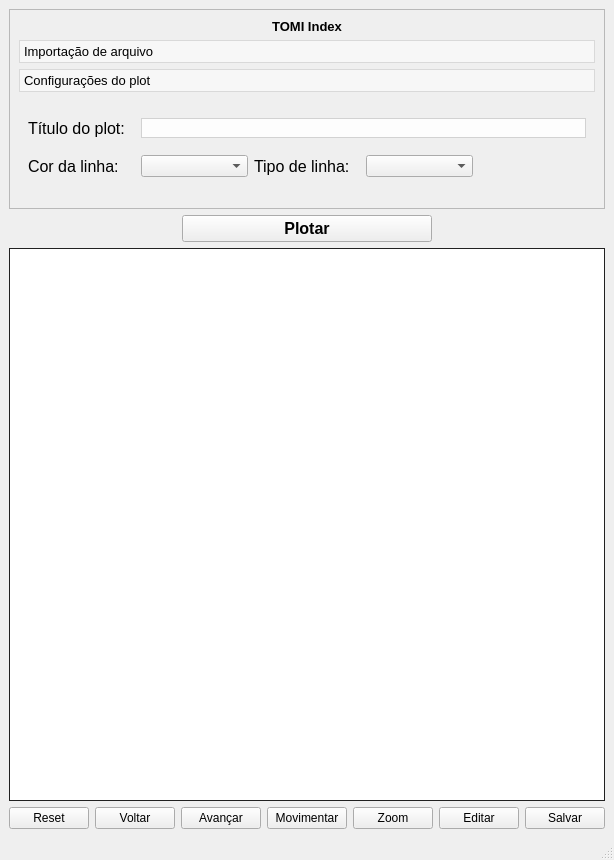
First picture: the form in tomiUI.ui, repository albano-a/onyx, before the edit.
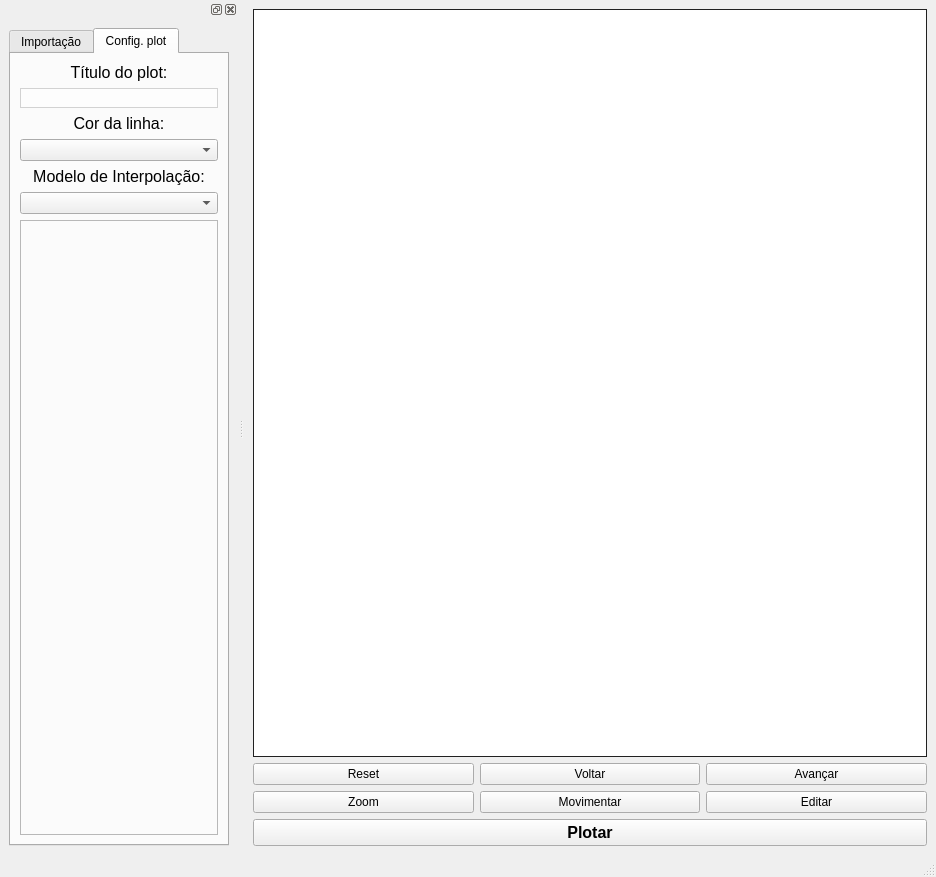
Second picture: the form after the edit. The open tabs and pages were chosen to show the change. Icons and pictures are not drawn.

```diff
--- a/tomiUI.ui
+++ b/tomiUI.ui
@@ -6,32 +6,34 @@
    <rect>
     <x>0</x>
     <y>0</y>
-    <width>598</width>
-    <height>860</height>
+    <width>936</width>
+    <height>877</height>
    </rect>
   </property>
   <property name="windowTitle">
    <string>MainWindow</string>
   </property>
-  <property name="windowIcon">
-   <iconset>
-    <normaloff>tomi_icon.png</normaloff>tomi_icon.png</iconset>
-  </property>
   <widget class="QWidget" name="centralwidget">
-   <layout class="QVBoxLayout" name="verticalLayout">
+   <layout class="QVBoxLayout" name="verticalLayout_4">
     <item>
      <widget class="QFrame" name="frame">
+      <property name="sizePolicy">
+       <sizepolicy hsizetype="Expanding" vsizetype="Expanding">
+        <horstretch>0</horstretch>
+        <verstretch>0</verstretch>
+       </sizepolicy>
+      </property>
       <property name="minimumSize">
        <size>
-        <width>580</width>
-        <height>200</height>
+        <width>0</width>
+        <height>0</height>
        </size>
       </property>
-      <property name="maximumSize">
-       <size>
-        <width>16777215</width>
-        <height>200</height>
-       </size>
+      <property name="styleSheet">
+       <string notr="true">QFrame {
+	border: 1px solid #212121;
+	background-color: #fff;
+}</string>
       </property>
       <property name="frameShape">
        <enum>QFrame::StyledPanel</enum>
@@ -39,127 +41,124 @@
       <property name="frameShadow">
        <enum>QFrame::Raised</enum>
       </property>
-      <layout class="QVBoxLayout" name="verticalLayout_3">
+     </widget>
+    </item>
+    <item>
+     <layout class="QGridLayout" name="gridLayout">
+      <item row="0" column="0">
+       <widget class="QPushButton" name="homeButton">
+        <property name="text">
+         <string>Reset</string>
+        </property>
+       </widget>
+      </item>
+      <item row="0" column="1">
+       <widget class="QPushButton" name="backButton">
+        <property name="text">
+         <string>Voltar</string>
+        </property>
+       </widget>
+      </item>
+      <item row="0" column="2">
+       <widget class="QPushButton" name="forwardButton">
+        <property name="text">
+         <string>Avançar</string>
+        </property>
+       </widget>
+      </item>
+      <item row="1" column="0">
+       <widget class="QPushButton" name="zoomButton">
+        <property name="text">
+         <string>Zoom</string>
+        </property>
+       </widget>
+      </item>
+      <item row="1" column="1">
+       <widget class="QPushButton" name="panButton">
+        <property name="text">
+         <string>Movimentar</string>
+        </property>
+       </widget>
+      </item>
+      <item row="1" column="2">
+       <widget class="QPushButton" name="editButton">
+        <property name="text">
+         <string>Editar</string>
+        </property>
+       </widget>
+      </item>
+     </layout>
+    </item>
+    <item>
+     <widget class="QPushButton" name="plotTOMIBtn">
+      <property name="minimumSize">
+       <size>
+        <width>0</width>
+        <height>0</height>
+       </size>
+      </property>
+      <property name="font">
+       <font>
+        <pointsize>12</pointsize>
+        <weight>75</weight>
+        <bold>true</bold>
+       </font>
+      </property>
+      <property name="text">
+       <string>Plotar</string>
+      </property>
+     </widget>
+    </item>
+   </layout>
+  </widget>
+  <widget class="QMenuBar" name="menubar">
+   <property name="geometry">
+    <rect>
+     <x>0</x>
+     <y>0</y>
+     <width>936</width>
+     <height>21</height>
+    </rect>
+   </property>
+  </widget>
+  <widget class="QStatusBar" name="statusbar"/>
+  <widget class="QDockWidget" name="dockWidget">
+   <property name="allowedAreas">
+    <set>Qt::LeftDockWidgetArea|Qt::RightDockWidgetArea</set>
+   </property>
+   <attribute name="dockWidgetArea">
+    <number>1</number>
+   </attribute>
+   <widget class="QWidget" name="dockWidgetContents">
+    <layout class="QVBoxLayout" name="verticalLayout_2">
+     <item>
+      <layout class="QVBoxLayout" name="verticalLayout">
        <item>
-        <widget class="QLabel" name="label">
-         <property name="text">
-          <string>&lt;html&gt;&lt;head/&gt;&lt;body&gt;&lt;p align=&quot;center&quot;&gt;&lt;span style=&quot; font-size:10pt; font-weight:600;&quot;&gt;TOMI Index&lt;/span&gt;&lt;/p&gt;&lt;/body&gt;&lt;/html&gt;</string>
-         </property>
-        </widget>
-       </item>
-       <item>
-        <widget class="QToolBox" name="toolBox">
-         <property name="enabled">
-          <bool>true</bool>
-         </property>
-         <property name="font">
-          <font>
-           <pointsize>10</pointsize>
-           <weight>50</weight>
-           <bold>false</bold>
-           <underline>false</underline>
-           <strikeout>false</strikeout>
-          </font>
-         </property>
-         <property name="styleSheet">
-          <string notr="true">QToolBox {
-	border: None;
-	border-radius: 15px;
-}
-
-QToolBox::Tab {
-	border: 1px solid #d9d9d9;
-	background-color: #f7f7f7;
-	border-radius: 15px;
-}</string>
-         </property>
-         <property name="frameShape">
-          <enum>QFrame::Panel</enum>
+        <widget class="QTabWidget" name="tabWidget">
+         <property name="minimumSize">
+          <size>
+           <width>220</width>
+           <height>0</height>
+          </size>
          </property>
          <property name="currentIndex">
           <number>0</number>
          </property>
-         <widget class="QWidget" name="fileImportTool">
-          <property name="geometry">
-           <rect>
-            <x>0</x>
-            <y>0</y>
-            <width>560</width>
-            <height>98</height>
-           </rect>
-          </property>
-          <attribute name="label">
-           <string>Importação de arquivo</string>
+         <widget class="QWidget" name="tab">
+          <attribute name="title">
+           <string>Importação</string>
           </attribute>
-          <layout class="QHBoxLayout" name="horizontalLayout">
+          <layout class="QVBoxLayout" name="verticalLayout_3">
            <item>
-            <layout class="QGridLayout" name="gridLayout">
-             <item row="0" column="1" colspan="2">
-              <widget class="QComboBox" name="fileTOMIComboBox">
-               <property name="font">
-                <font>
-                 <pointsize>12</pointsize>
-                </font>
-               </property>
-              </widget>
-             </item>
-             <item row="0" column="3">
-              <widget class="QPushButton" name="importFileBtn">
+            <layout class="QGridLayout" name="gridLayout_2">
+             <item row="8" column="0">
+              <widget class="QPushButton" name="exportDataButton">
                <property name="text">
-                <string>Importar</string>
+                <string>Exportar Dados</string>
                </property>
               </widget>
              </item>
-             <item row="0" column="0" alignment="Qt::AlignRight">
-              <widget class="QLabel" name="label_2">
-               <property name="font">
-                <font>
-                 <pointsize>12</pointsize>
-                </font>
-               </property>
-               <property name="text">
-                <string>Arquivo:</string>
-               </property>
-              </widget>
-             </item>
-             <item row="1" column="0" alignment="Qt::AlignRight">
-              <widget class="QLabel" name="label_3">
-               <property name="font">
-                <font>
-                 <pointsize>12</pointsize>
-                </font>
-               </property>
-               <property name="text">
-                <string>Tipo de arquivo:</string>
-               </property>
-              </widget>
-             </item>
-             <item row="1" column="2" alignment="Qt::AlignHCenter">
-              <widget class="QRadioButton" name="txtFileRadioButton">
-               <property name="font">
-                <font>
-                 <pointsize>12</pointsize>
-                </font>
-               </property>
-               <property name="text">
-                <string>.txt</string>
-               </property>
-               <property name="icon">
-                <iconset>
-                 <normaloff>J:/Universidade/GIECAR/mpanicon/txt.png</normaloff>J:/Universidade/GIECAR/mpanicon/txt.png</iconset>
-               </property>
-               <property name="iconSize">
-                <size>
-                 <width>32</width>
-                 <height>32</height>
-                </size>
-               </property>
-               <attribute name="buttonGroup">
-                <string notr="true">fileTOMIBtnGroup</string>
-               </attribute>
-              </widget>
-             </item>
-             <item row="1" column="3" alignment="Qt::AlignHCenter">
+             <item row="6" column="0" alignment="Qt::AlignHCenter">
               <widget class="QRadioButton" name="xlsxFileRadioButton">
                <property name="enabled">
                 <bool>false</bool>
@@ -187,7 +186,14 @@
                </attribute>
               </widget>
              </item>
-             <item row="1" column="1" alignment="Qt::AlignHCenter">
+             <item row="9" column="0">
+              <widget class="QPushButton" name="saveButton">
+               <property name="text">
+                <string>Salvar</string>
+               </property>
+              </widget>
+             </item>
+             <item row="4" column="0" alignment="Qt::AlignHCenter">
               <widget class="QRadioButton" name="csvFileRadioButton">
                <property name="sizeIncrement">
                 <size>
@@ -218,39 +224,119 @@
                </attribute>
               </widget>
              </item>
-            </layout>
-           </item>
-          </layout>
-         </widget>
-         <widget class="QWidget" name="plotConfigTool">
-          <property name="geometry">
-           <rect>
-            <x>0</x>
-            <y>0</y>
-            <width>560</width>
-            <height>98</height>
-           </rect>
-          </property>
-          <attribute name="label">
-           <string>Configurações do plot</string>
-          </attribute>
-          <layout class="QHBoxLayout" name="horizontalLayout_2">
-           <item>
-            <layout class="QGridLayout" name="gridLayout_2">
+             <item row="5" column="0" alignment="Qt::AlignHCenter">
+              <widget class="QRadioButton" name="txtFileRadioButton">
+               <property name="font">
+                <font>
+                 <pointsize>12</pointsize>
+                </font>
+               </property>
+               <property name="text">
+                <string>.txt</string>
+               </property>
+               <property name="icon">
+                <iconset>
+                 <normaloff>J:/Universidade/GIECAR/mpanicon/txt.png</normaloff>J:/Universidade/GIECAR/mpanicon/txt.png</iconset>
+               </property>
+               <property name="iconSize">
+                <size>
+                 <width>32</width>
+                 <height>32</height>
+                </size>
+               </property>
+               <attribute name="buttonGroup">
+                <string notr="true">fileTOMIBtnGroup</string>
+               </attribute>
+              </widget>
+             </item>
+             <item row="3" column="0" alignment="Qt::AlignHCenter">
+              <widget class="QLabel" name="label_3">
+               <property name="font">
+                <font>
+                 <pointsize>12</pointsize>
+                </font>
+               </property>
+               <property name="text">
+                <string>Tipo de arquivo:</string>
+               </property>
+              </widget>
+             </item>
+             <item row="1" column="0">
+              <widget class="QComboBox" name="fileTOMIComboBox">
+               <property name="font">
+                <font>
+                 <pointsize>12</pointsize>
+                </font>
+               </property>
+              </widget>
+             </item>
              <item row="0" column="0">
-              <widget class="QLabel" name="label_4">
+              <widget class="QLabel" name="label_2">
                <property name="font">
                 <font>
                  <pointsize>12</pointsize>
                 </font>
                </property>
                <property name="text">
-                <string>Título do plot:</string>
+                <string>&lt;html&gt;&lt;head/&gt;&lt;body&gt;&lt;p align=&quot;center&quot;&gt;Arquivo:&lt;/p&gt;&lt;/body&gt;&lt;/html&gt;</string>
                </property>
               </widget>
              </item>
-             <item row="0" column="1" colspan="4">
-              <widget class="QLineEdit" name="plotTitleInput">
+             <item row="2" column="0">
+              <widget class="QPushButton" name="importFileBtn">
+               <property name="text">
+                <string>Importar</string>
+               </property>
+              </widget>
+             </item>
+             <item row="7" column="0">
+              <widget class="QPushButton" name="plotTOMIBtn_2">
+               <property name="text">
+                <string>Plotar</string>
+               </property>
+              </widget>
+             </item>
+            </layout>
+           </item>
+           <item>
+            <widget class="QFrame" name="frame_2">
+             <property name="sizePolicy">
+              <sizepolicy hsizetype="Preferred" vsizetype="Expanding">
+               <horstretch>0</horstretch>
+               <verstretch>0</verstretch>
+              </sizepolicy>
+             </property>
+             <property name="frameShape">
+              <enum>QFrame::StyledPanel</enum>
+             </property>
+             <property name="frameShadow">
+              <enum>QFrame::Raised</enum>
+             </property>
+            </widget>
+           </item>
+          </layout>
+         </widget>
+         <widget class="QWidget" name="tab_2">
+          <attribute name="title">
+           <string>Config. plot</string>
+          </attribute>
+          <layout class="QVBoxLayout" name="verticalLayout_5">
+           <item>
+            <layout class="QGridLayout" name="gridLayout_5">
+             <item row="4" column="0" colspan="3">
+              <widget class="QLabel" name="label_10">
+               <property name="font">
+                <font>
+                 <pointsize>12</pointsize>
+                </font>
+               </property>
+               <property name="text">
+                <string>&lt;html&gt;&lt;head/&gt;&lt;body&gt;&lt;p align=&quot;center&quot;&gt;Modelo de Interpolação:&lt;/p&gt;&lt;/body&gt;&lt;/html&gt;</string>
+               </property>
+              </widget>
+             </item>
+             <item row="1" column="0" colspan="3">
+              <widget class="QLineEdit" name="plotTitleInput_2">
                <property name="minimumSize">
                 <size>
                  <width>0</width>
@@ -265,39 +351,8 @@
                </property>
               </widget>
              </item>
-             <item row="1" column="0">
-              <widget class="QLabel" name="label_6">
-               <property name="font">
-                <font>
-                 <pointsize>12</pointsize>
-                </font>
-               </property>
-               <property name="text">
-                <string>Cor da linha:</string>
-               </property>
-              </widget>
-             </item>
-             <item row="1" column="1">
-              <widget class="QComboBox" name="lineColorComboBox">
-               <property name="sizeAdjustPolicy">
-                <enum>QComboBox::AdjustToContentsOnFirstShow</enum>
-               </property>
-              </widget>
-             </item>
-             <item row="1" column="2">
-              <widget class="QLabel" name="label_5">
-               <property name="font">
-                <font>
-                 <pointsize>12</pointsize>
-                </font>
-               </property>
-               <property name="text">
-                <string>Tipo de linha:</string>
-               </property>
-              </widget>
-             </item>
-             <item row="1" column="3">
-              <widget class="QComboBox" name="lineTypeComboBox">
+             <item row="5" column="0" colspan="3">
+              <widget class="QComboBox" name="krigingInterpolationModel">
                <property name="styleSheet">
                 <string notr="true">QComboBox::item {
 	text-align: center;
@@ -314,143 +369,64 @@
                </property>
               </widget>
              </item>
+             <item row="0" column="0" colspan="3">
+              <widget class="QLabel" name="label_8">
+               <property name="font">
+                <font>
+                 <pointsize>12</pointsize>
+                </font>
+               </property>
+               <property name="text">
+                <string>&lt;html&gt;&lt;head/&gt;&lt;body&gt;&lt;p align=&quot;center&quot;&gt;Título do plot:&lt;/p&gt;&lt;/body&gt;&lt;/html&gt;</string>
+               </property>
+              </widget>
+             </item>
+             <item row="3" column="0" colspan="3">
+              <widget class="QComboBox" name="lineColorComboBox_2">
+               <property name="sizeAdjustPolicy">
+                <enum>QComboBox::AdjustToContentsOnFirstShow</enum>
+               </property>
+              </widget>
+             </item>
+             <item row="2" column="0" colspan="3">
+              <widget class="QLabel" name="label_9">
+               <property name="font">
+                <font>
+                 <pointsize>12</pointsize>
+                </font>
+               </property>
+               <property name="text">
+                <string>&lt;html&gt;&lt;head/&gt;&lt;body&gt;&lt;p align=&quot;center&quot;&gt;Cor da linha:&lt;/p&gt;&lt;/body&gt;&lt;/html&gt;</string>
+               </property>
+              </widget>
+             </item>
             </layout>
            </item>
+           <item>
+            <widget class="QFrame" name="frame_3">
+             <property name="sizePolicy">
+              <sizepolicy hsizetype="Preferred" vsizetype="Expanding">
+               <horstretch>0</horstretch>
+               <verstretch>0</verstretch>
+              </sizepolicy>
+             </property>
+             <property name="frameShape">
+              <enum>QFrame::StyledPanel</enum>
+             </property>
+             <property name="frameShadow">
+              <enum>QFrame::Raised</enum>
+             </property>
+            </widget>
+           </item>
           </layout>
          </widget>
         </widget>
        </item>
       </layout>
-     </widget>
-    </item>
-    <item alignment="Qt::AlignHCenter">
-     <widget class="QPushButton" name="plotTOMIBtn">
-      <property name="minimumSize">
-       <size>
-        <width>250</width>
-        <height>0</height>
-       </size>
-      </property>
-      <property name="font">
-       <font>
-        <pointsize>12</pointsize>
-        <weight>75</weight>
-        <bold>true</bold>
-       </font>
-      </property>
-      <property name="text">
-       <string>Plotar</string>
-      </property>
-     </widget>
-    </item>
-    <item>
-     <widget class="QFrame" name="frame_3">
-      <layout class="QVBoxLayout" name="verticalLayout_2">
-       <property name="spacing">
-        <number>0</number>
-       </property>
-       <property name="leftMargin">
-        <number>0</number>
-       </property>
-       <property name="topMargin">
-        <number>0</number>
-       </property>
-       <property name="rightMargin">
-        <number>0</number>
-       </property>
-       <property name="bottomMargin">
-        <number>0</number>
-       </property>
-       <item>
-        <widget class="QWidget" name="widget" native="true">
-         <property name="sizePolicy">
-          <sizepolicy hsizetype="Expanding" vsizetype="Expanding">
-           <horstretch>0</horstretch>
-           <verstretch>0</verstretch>
-          </sizepolicy>
-         </property>
-         <property name="styleSheet">
-          <string notr="true">QWidget {
-	background-color: #fff;
-	border: 1px solid #212121
-}</string>
-         </property>
-        </widget>
-       </item>
-      </layout>
-     </widget>
-    </item>
-    <item>
-     <layout class="QHBoxLayout" name="horizontalLayout_3">
-      <item>
-       <widget class="QPushButton" name="homeButton">
-        <property name="text">
-         <string>Reset</string>
-        </property>
-       </widget>
-      </item>
-      <item>
-       <widget class="QPushButton" name="backButton">
-        <property name="text">
-         <string>Voltar</string>
-        </property>
-       </widget>
-      </item>
-      <item>
-       <widget class="QPushButton" name="forwardButton">
-        <property name="text">
-         <string>Avançar</string>
-        </property>
-       </widget>
-      </item>
-      <item>
-       <widget class="QPushButton" name="panButton">
-        <property name="text">
-         <string>Movimentar</string>
-        </property>
-       </widget>
-      </item>
-      <item>
-       <widget class="QPushButton" name="zoomButton">
-        <property name="text">
-         <string>Zoom</string>
-        </property>
-       </widget>
-      </item>
-      <item>
-       <widget class="QPushButton" name="editButton">
-        <property name="text">
-         <string>Editar</string>
-        </property>
-       </widget>
-      </item>
-      <item>
-       <widget class="QPushButton" name="saveButton">
-        <property name="text">
-         <string>Salvar</string>
-        </property>
-       </widget>
-      </item>
-     </layout>
-    </item>
-   </layout>
+     </item>
+    </layout>
+   </widget>
   </widget>
-  <widget class="QMenuBar" name="menubar">
-   <property name="geometry">
-    <rect>
-     <x>0</x>
-     <y>0</y>
-     <width>598</width>
-     <height>21</height>
-    </rect>
-   </property>
-  </widget>
-  <widget class="QStatusBar" name="statusbar"/>
-  <action name="actionReset_Original_View">
-   <property name="text">
-    <string>Reset Original View</string>
-   </property>
-  </action>
  </widget>
  <resources/>
  <connections/>
```
